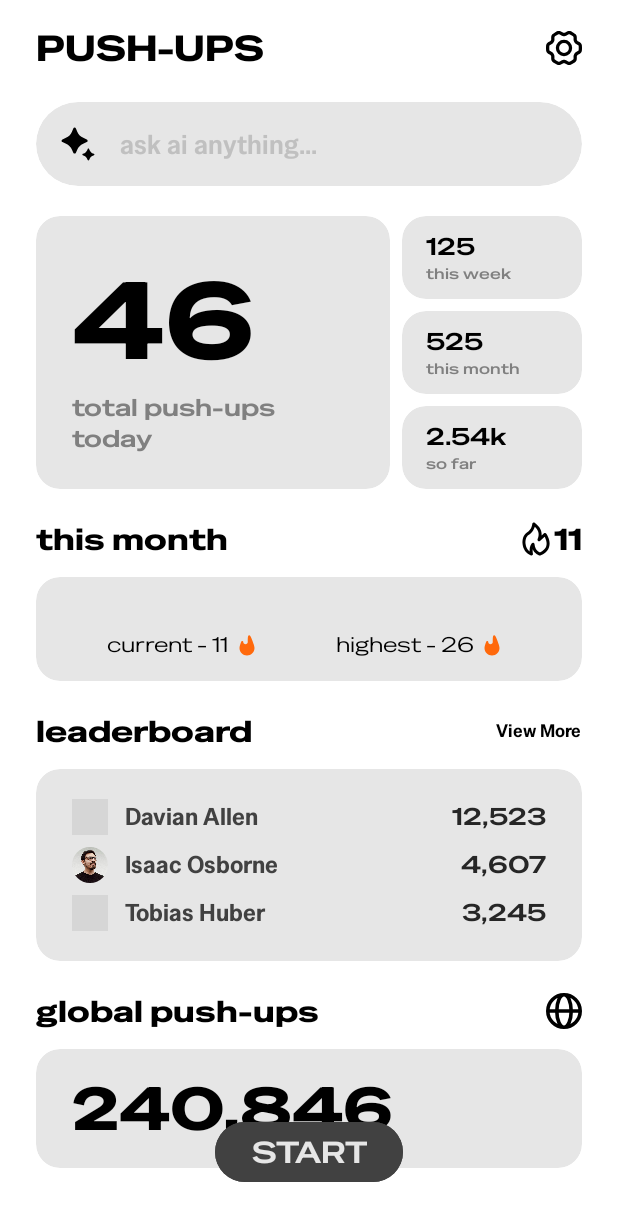
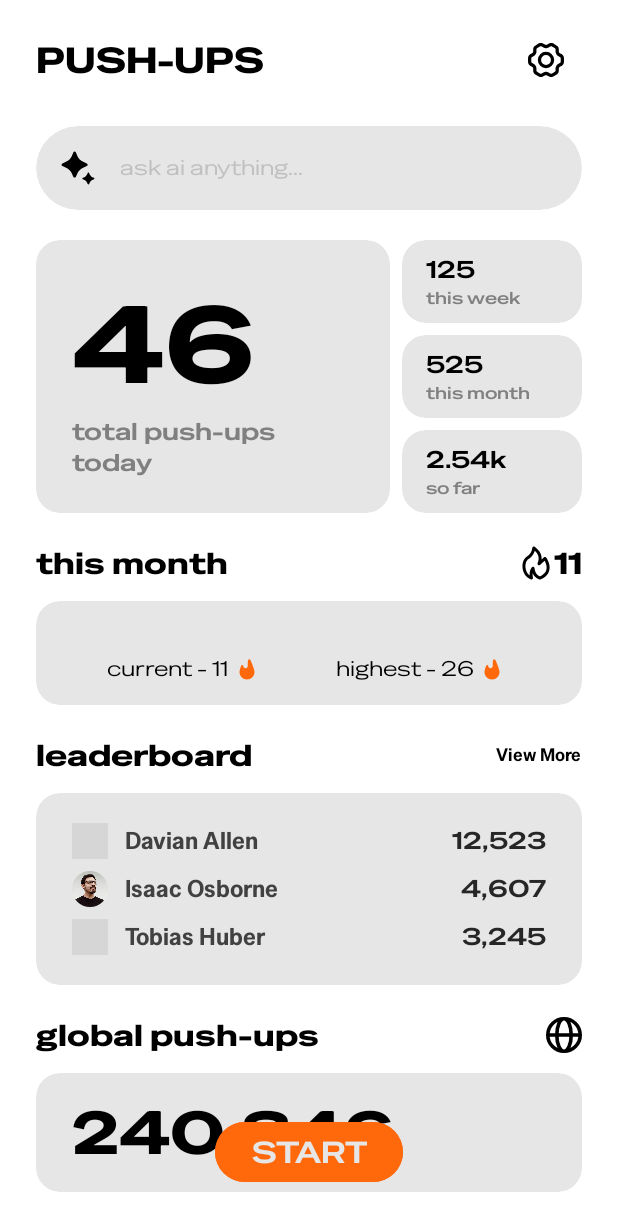
Before and after one commit to subhajit-rajak/durare, an Android app: the layout activity_home.xml on its own in the app's theme, with its tools: preview values and no code run, on a phone screen of 412 x 824 dp. Shown: the top 1231 px of the screen. Run offline under Robolectric (Android 15) with nearby library versions, the phone set to English and light mode, and no system bars; grey boxes are pictures that could not be loaded.

Commit message:
feat: Refine Home Screen UI and Add Navigation
This commit introduces several refinements to the Home Screen UI and adds navigation to the push-up counter activity.

Key changes:
- **String Resources:**
    - Added string resources for all static text elements on the home screen, including names, scores, streak text, section titles, and button labels.
- **Dependency Management:**
    - Migrated CameraX, ML Kit, Flexbox, CircleImageView, and Lifecycle dependencies to `libs.versions.toml` for centralized version management.
    - Updated versions for CameraX (1.4.2), ML Kit Face Detection (16.1.7), Lifecycle (2.9.2), Kotlin (2.0.21), Core KTX (1.17.0), AppCompat (1.7.1), ConstraintLayout (2.2.1), Espresso (3.7.0), JUnit (1.3.0), Activity (1.10.1).
- **Build Configuration:**
    - Enabled View Binding in `app/build.gradle.kts`.
- **MainActivity (`MainActivity.kt`):**
    - Adjusted `DOWN_THRESHOLD` for face detection sensitivity from `50f` to `40f`.
    - Corrected `setSurfaceProvider` to `surfaceProvider` for CameraX Preview.
- **Home Screen Layout (`activity_home.xml`):**
    - Replaced hardcoded text with string resources.
    - Added an `id` (`startButton`) to the "Start" button.
    - Changed the "Ask AI" `EditText` to a `TextView` to act as a placeholder.
    - Applied content descriptions for accessibility to various ImageButtons and ImageViews.
    - Added `tools:ignore` for lint warnings like `UseCompoundDrawables`, `TextContrastCheck`, and `ImageContrastCheck` where appropriate.
    - Changed "Start" button background tint to `@color/primary`.
    - Adjusted settings icon button size to `48dp`.
- **Home Screen Logic (`HomeActivity.kt`):**
    - Implemented View Binding using `ActivityHomeBinding`.
    - Added an `OnClickListener` to the "Start" button to launch `MainActivity`.
    - Updated heatmap generation to use the binding for `heatmapLayout`.

These changes improve the maintainability and user experience of the home screen.

```diff
--- a/app/src/main/java/com/subhajitrajak/pushcounter/MainActivity.kt
+++ b/app/src/main/java/com/subhajitrajak/pushcounter/MainActivity.kt
@@ -50,7 +50,7 @@ class MainActivity : AppCompatActivity() {
         private val REQUIRED_PERMISSIONS = arrayOf(Manifest.permission.CAMERA)
 
         // Sensitivity settings for push-up detection
-        private const val DOWN_THRESHOLD = 50f // Face takes more than 50% of screen = down position
+        private const val DOWN_THRESHOLD = 40f // Face takes more than 50% of screen = down position
         private const val UP_THRESHOLD = 25f   // Face takes more than 25% of screen = up position
         private const val FRAME_THRESHOLD = 3   // Need 3 consecutive frames to confirm position
     }
@@ -108,7 +108,7 @@ class MainActivity : AppCompatActivity() {
             val preview = Preview.Builder()
                 .build()
                 .also {
-                    it.setSurfaceProvider(viewFinder.surfaceProvider)
+                    it.surfaceProvider = viewFinder.surfaceProvider
                 }
 
             val imageAnalyzer = ImageAnalysis.Builder()
--- a/app/src/main/res/layout/activity_home.xml
+++ b/app/src/main/res/layout/activity_home.xml
@@ -29,14 +29,15 @@
                     android:layout_width="0dp"
                     android:layout_height="wrap_content"
                     android:layout_weight="1"
+                    android:layout_gravity="center_vertical"
                     android:fontFamily="@font/special_gothic_expanded_bold"
-                    android:text="PUSH-UPS"
+                    android:text="@string/top_bar_title"
                     android:textColor="@color/black"
                     android:textSize="24sp" />
 
                 <ImageButton
-                    android:layout_width="24dp"
-                    android:layout_height="24dp"
+                    android:layout_width="48dp"
+                    android:layout_height="48dp"
                     android:layout_gravity="center_vertical|end"
                     android:background="@android:color/transparent"
                     android:contentDescription="@string/settings"
@@ -57,7 +58,8 @@
                     android:layout_width="match_parent"
                     android:layout_height="wrap_content"
                     android:orientation="horizontal"
-                    android:padding="16dp">
+                    android:padding="16dp"
+                    tools:ignore="UseCompoundDrawables">
 
                     <ImageView
                         android:layout_width="24dp"
@@ -66,19 +68,16 @@
                         android:src="@drawable/ai_icon"
                         app:tint="@color/black"/>
 
-                    <EditText
+                    <TextView
                         android:layout_width="0dp"
                         android:layout_height="wrap_content"
                         android:layout_gravity="center_vertical"
                         android:layout_weight="1"
-                        android:background="@android:color/transparent"
-                        android:fontFamily="@font/special_gothic_medium"
-                        android:hint="@string/ask_ai_bar_hint"
-                        android:importantForAutofill="no"
-                        android:inputType="text"
+                        android:fontFamily="@font/special_gothic_expanded_regular"
+                        android:text="@string/ask_ai_bar_hint"
                         android:paddingHorizontal="16dp"
-                        android:textColor="@color/black"
-                        android:textColorHint="@color/light_grey" />
+                        android:textColor="@color/light_grey"
+                        tools:ignore="TextContrastCheck" />
 
                 </LinearLayout>
 
@@ -113,7 +112,7 @@
                             android:layout_width="wrap_content"
                             android:layout_height="wrap_content"
                             android:fontFamily="@font/special_gothic_expanded_bold"
-                            android:text="46"
+                            android:text="@string/total_push_ups_today_count"
                             android:textColor="@color/black"
                             android:textSize="72sp" />
 
@@ -121,7 +120,7 @@
                             android:layout_width="wrap_content"
                             android:layout_height="wrap_content"
                             android:fontFamily="@font/special_gothic_expanded_semibold"
-                            android:text="total push-ups\ntoday"
+                            android:text="@string/total_push_ups_today"
                             android:textColor="@color/grey"
                             android:textSize="16sp" />
 
@@ -150,7 +149,7 @@
                             android:layout_width="wrap_content"
                             android:layout_height="wrap_content"
                             android:fontFamily="@font/special_gothic_expanded_semibold"
-                            android:text="125"
+                            android:text="@string/this_week_count"
                             android:textColor="@color/black"
                             android:textSize="16sp" />
 
@@ -158,9 +157,10 @@
                             android:layout_width="wrap_content"
                             android:layout_height="wrap_content"
                             android:fontFamily="@font/special_gothic_expanded_medium"
-                            android:text="this week"
+                            android:text="@string/this_week"
                             android:textColor="@color/grey"
-                            android:textSize="10sp" />
+                            android:textSize="11sp"
+                            tools:ignore="TextContrastCheck" />
 
                     </LinearLayout>
 
@@ -189,7 +189,7 @@
                             android:layout_width="wrap_content"
                             android:layout_height="wrap_content"
                             android:fontFamily="@font/special_gothic_expanded_semibold"
-                            android:text="525"
+                            android:text="@string/this_month_count"
                             android:textColor="@color/black"
                             android:textSize="16sp" />
 
@@ -197,9 +197,10 @@
                             android:layout_width="wrap_content"
                             android:layout_height="wrap_content"
                             android:fontFamily="@font/special_gothic_expanded_medium"
-                            android:text="this month"
+                            android:text="@string/this_month"
                             android:textColor="@color/grey"
-                            android:textSize="10sp" />
+                            android:textSize="11sp"
+                            tools:ignore="TextContrastCheck" />
 
                     </LinearLayout>
 
@@ -229,7 +230,7 @@
                             android:layout_width="wrap_content"
                             android:layout_height="wrap_content"
                             android:fontFamily="@font/special_gothic_expanded_semibold"
-                            android:text="2.54k"
+                            android:text="@string/so_far_count"
                             android:textColor="@color/black"
                             android:textSize="16sp" />
 
@@ -237,9 +238,10 @@
                             android:layout_width="wrap_content"
                             android:layout_height="wrap_content"
                             android:fontFamily="@font/special_gothic_expanded_medium"
-                            android:text="so far"
+                            android:text="@string/so_far"
                             android:textColor="@color/grey"
-                            android:textSize="10sp" />
+                            android:textSize="11sp"
+                            tools:ignore="TextContrastCheck" />
 
                     </LinearLayout>
 
@@ -258,7 +260,7 @@
                     android:layout_height="wrap_content"
                     android:layout_weight="1"
                     android:fontFamily="@font/special_gothic_expanded_bold"
-                    android:text="this month"
+                    android:text="@string/this_month"
                     android:textColor="@color/black"
                     android:textSize="20sp" />
 
@@ -266,6 +268,7 @@
                     android:layout_width="24dp"
                     android:layout_height="24dp"
                     android:layout_gravity="center_vertical|end"
+                    android:contentDescription="@string/current_streak_text"
                     android:src="@drawable/fire_primary"
                     app:tint="@color/black" />
 
@@ -273,7 +276,7 @@
                     android:layout_width="wrap_content"
                     android:layout_height="wrap_content"
                     android:fontFamily="@font/special_gothic_expanded_bold"
-                    android:text="11"
+                    android:text="@string/current_streak_number"
                     android:textColor="@color/black"
                     android:textSize="20sp" />
 
@@ -317,21 +320,24 @@
                             android:layout_height="wrap_content"
                             android:orientation="horizontal"
                             android:layout_weight="1"
-                            android:gravity="center">
+                            android:gravity="center"
+                            tools:ignore="UseCompoundDrawables">
 
                             <TextView
                                 android:layout_width="wrap_content"
                                 android:layout_height="wrap_content"
                                 android:fontFamily="@font/special_gothic_expanded_regular"
-                                android:text="current - 11"
+                                android:text="@string/current_streak_text"
                                 android:textColor="@color/black"
                                 android:textSize="14sp" />
 
                             <ImageView
                                 android:layout_width="24dp"
                                 android:layout_height="24dp"
+                                android:importantForAccessibility="no"
                                 android:src="@drawable/fire_secondary"
-                                app:tint="@color/primary" />
+                                app:tint="@color/primary"
+                                tools:ignore="ImageContrastCheck" />
                         </LinearLayout>
 
 
@@ -340,21 +346,24 @@
                             android:layout_height="wrap_content"
                             android:orientation="horizontal"
                             android:layout_weight="1"
-                            android:gravity="center">
+                            android:gravity="center"
+                            tools:ignore="UseCompoundDrawables">
 
                             <TextView
                                 android:layout_width="wrap_content"
                                 android:layout_height="wrap_content"
                                 android:fontFamily="@font/special_gothic_expanded_regular"
-                                android:text="highest - 26"
+                                android:text="@string/highest_streak_text"
                                 android:textColor="@color/black"
                                 android:textSize="14sp" />
 
                             <ImageView
                                 android:layout_width="24dp"
                                 android:layout_height="24dp"
+                                android:importantForAccessibility="no"
                                 android:src="@drawable/fire_secondary"
-                                app:tint="@color/primary" />
+                                app:tint="@color/primary"
+                                tools:ignore="ImageContrastCheck" />
                         </LinearLayout>
 
                     </LinearLayout>
@@ -374,7 +383,7 @@
                     android:layout_height="wrap_content"
                     android:layout_weight="1"
                     android:fontFamily="@font/special_gothic_expanded_bold"
-                    android:text="leaderboard"
+                    android:text="@string/leaderboard"
                     android:textColor="@color/black"
                     android:textSize="20sp" />
 
@@ -383,7 +392,7 @@
                     android:layout_height="wrap_content"
                     android:layout_gravity="center_vertical"
                     android:fontFamily="@font/special_gothic_semibold"
-                    android:text="View More"
+                    android:text="@string/view_more"
                     android:textColor="@color/black"
                     android:textSize="12sp"
                     app:tint="@color/black" />
@@ -422,7 +431,7 @@
                             android:layout_weight="1"
                             android:fontFamily="@font/special_gothic_semibold"
                             android:paddingHorizontal="11dp"
-                            android:text="Davian Allen"
+                            android:text="@string/person_name_1"
                             android:textColor="@color/dark_grey"
                             android:textSize="16sp" />
 
@@ -431,7 +440,7 @@
                             android:layout_height="wrap_content"
                             android:layout_gravity="center_vertical"
                             android:fontFamily="@font/special_gothic_expanded_semibold"
-                            android:text="12,523"
+                            android:text="@string/score_1"
                             android:textColor="@color/dark_grey_85"
                             android:textSize="16sp" />
 
@@ -455,7 +464,7 @@
                             android:layout_weight="1"
                             android:fontFamily="@font/special_gothic_semibold"
                             android:paddingHorizontal="11dp"
-                            android:text="Isaac Osborne"
+                            android:text="@string/person_name_2"
                             android:textColor="@color/dark_grey"
                             android:textSize="16sp" />
 
@@ -464,7 +473,7 @@
                             android:layout_height="wrap_content"
                             android:layout_gravity="center_vertical"
                             android:fontFamily="@font/special_gothic_expanded_semibold"
-                            android:text="4,607"
+                            android:text="@string/score_2"
                             android:textColor="@color/dark_grey_85"
                             android:textSize="16sp" />
 
@@ -487,7 +496,7 @@
                             android:layout_weight="1"
                             android:fontFamily="@font/special_gothic_semibold"
                             android:paddingHorizontal="11dp"
-                            android:text="Tobias Huber"
+                            android:text="@string/person_name_3"
                             android:textColor="@color/dark_grey"
                             android:textSize="16sp" />
 
@@ -496,7 +505,7 @@
                             android:layout_height="wrap_content"
                             android:layout_gravity="center_vertical"
                             android:fontFamily="@font/special_gothic_expanded_semibold"
-                            android:text="3,245"
+                            android:text="@string/score_3"
                             android:textColor="@color/dark_grey_85"
                             android:textSize="16sp" />
 
@@ -518,7 +527,7 @@
                     android:layout_height="wrap_content"
                     android:layout_weight="1"
                     android:fontFamily="@font/special_gothic_expanded_bold"
-                    android:text="global push-ups"
+                    android:text="@string/global_push_ups"
                     android:textColor="@color/black"
                     android:textSize="20sp" />
 
@@ -526,6 +535,7 @@
                     android:layout_width="24dp"
                     android:layout_height="24dp"
                     android:layout_gravity="center_vertical|end"
+                    android:contentDescription="@string/global_push_ups"
                     android:src="@drawable/global"
                     app:tint="@color/black" />
 
@@ -550,7 +560,7 @@
                         android:layout_height="wrap_content"
                         android:layout_gravity="center_vertical"
                         android:fontFamily="@font/special_gothic_expanded_bold"
-                        android:text="240,846"
+                        android:text="@string/global_push_ups_count"
                         android:textColor="@color/black"
                         android:textSize="40sp" />
 
@@ -563,12 +573,13 @@
     </androidx.core.widget.NestedScrollView>
 
     <Button
+        android:id="@+id/startButton"
         android:layout_width="wrap_content"
         android:layout_height="wrap_content"
         android:layout_marginBottom="32dp"
-        android:backgroundTint="@color/dark_grey"
+        android:backgroundTint="@color/primary"
         android:fontFamily="@font/special_gothic_expanded_semibold"
-        android:text="Start"
+        android:text="@string/start"
         android:textSize="20sp"
         android:textAllCaps="true"
         android:textColor="@color/very_light_grey"
--- a/app/src/main/res/values/strings.xml
+++ b/app/src/main/res/values/strings.xml
@@ -11,4 +11,27 @@
     <string name="settings">Settings</string>
     <string name="ask_ai_bar_hint">ask ai anything...</string>
     <string name="ask_ai">Ask Ai</string>
+    <string name="person_name_1">Davian Allen</string>
+    <string name="person_name_2">Isaac Osborne</string>
+    <string name="person_name_3">Tobias Huber</string>
+    <string name="score_1">12,523</string>
+    <string name="score_2">4,607</string>
+    <string name="score_3">3,245</string>
+    <string name="current_streak_text">current - 11</string>
+    <string name="highest_streak_text">highest - 26</string>
+    <string name="current_streak_number">11</string>
+    <string name="this_month">this month</string>
+    <string name="this_week">this week</string>
+    <string name="so_far">so far</string>
+    <string name="leaderboard">leaderboard</string>
+    <string name="view_more">View More</string>
+    <string name="global_push_ups">global push-ups</string>
+    <string name="global_push_ups_count">240,846</string>
+    <string name="start">Start</string>
+    <string name="total_push_ups_today">total push-ups\ntoday</string>
+    <string name="total_push_ups_today_count">46</string>
+    <string name="this_week_count">125</string>
+    <string name="this_month_count">525</string>
+    <string name="so_far_count">2.54k</string>
+    <string name="top_bar_title">PUSH-UPS</string>
 </resources>
```
Also changed, not shown: app/build.gradle.kts (+14 -9 lines), app/src/main/java/com/subhajitrajak/pushcounter/HomeActivity.kt (+11 -4 lines), gradle/libs.versions.toml (+17 -0 lines).
